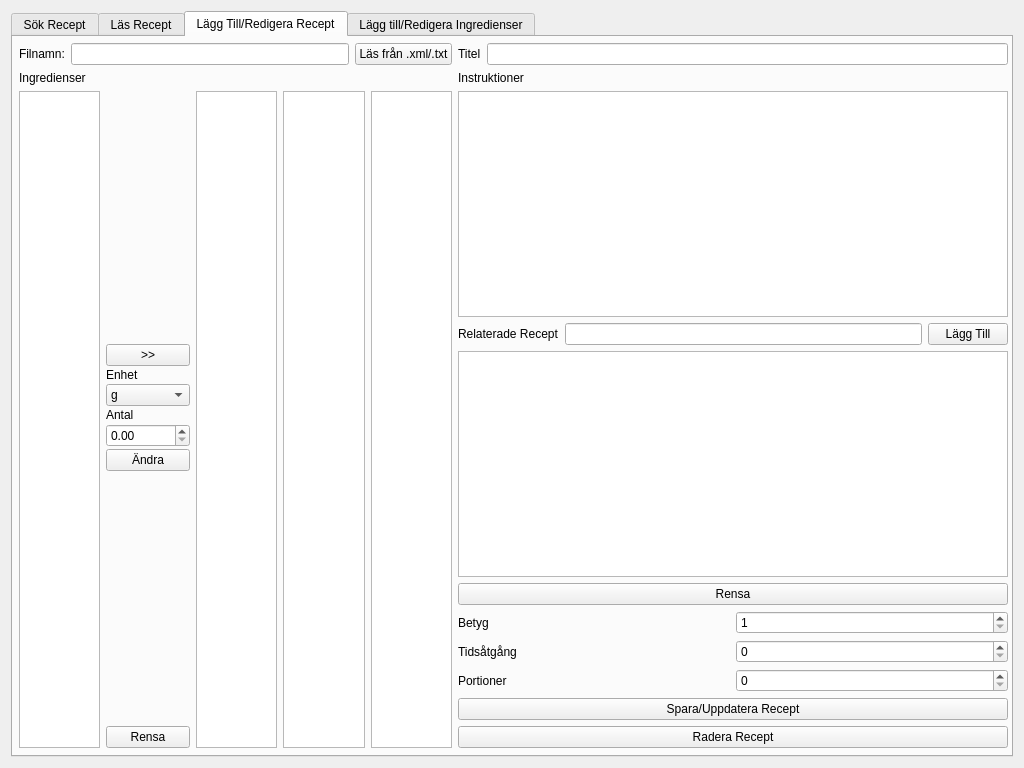
Before: the Qt Designer form matlab/make/MatLabb/matlabb.ui in oscpe262/TDDI02, drawn with Qt 5.
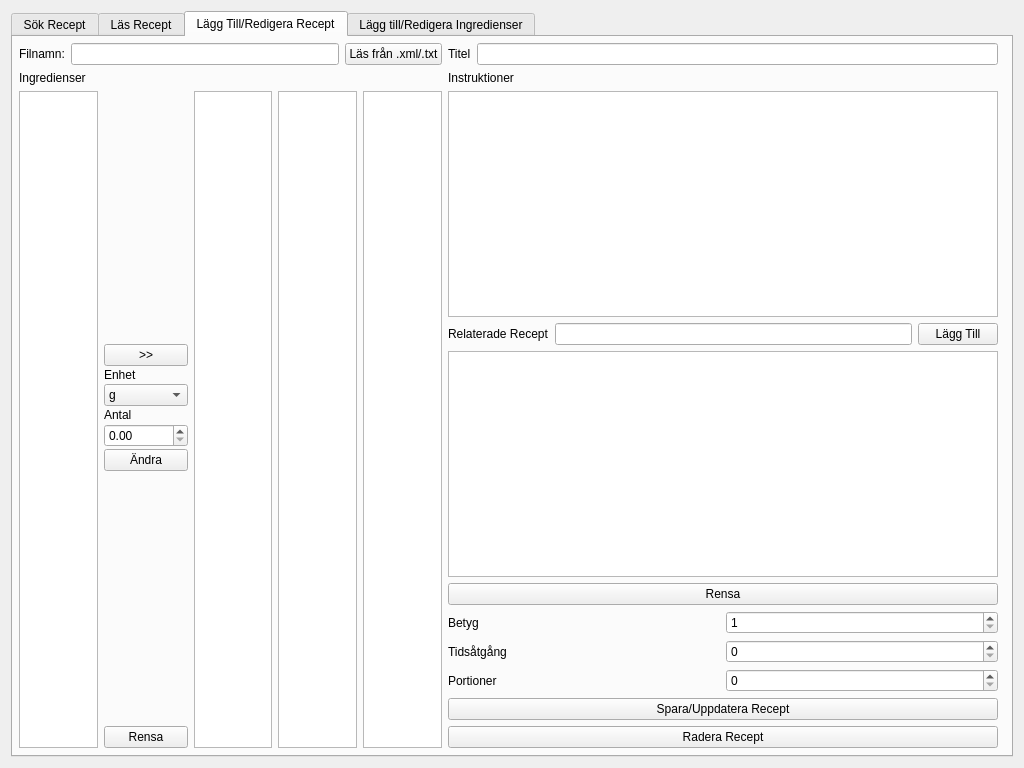
After: the same form once the commit is applied. The open tabs and pages were chosen to show the change.

Diff of the .ui file:
```diff
--- a/matlab/make/MatLabb/matlabb.ui
+++ b/matlab/make/MatLabb/matlabb.ui
@@ -795,7 +795,7 @@
         <rect>
          <x>0</x>
          <y>0</y>
-         <width>1001</width>
+         <width>991</width>
          <height>721</height>
         </rect>
        </property>
```
Left out of the diff: 2 changed lines with no effect on the pictures.
